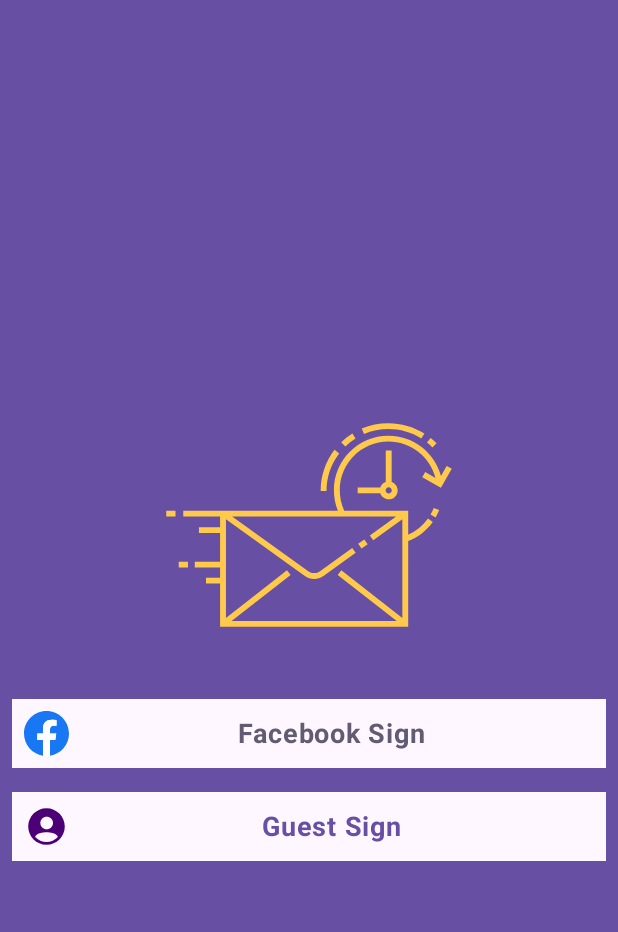
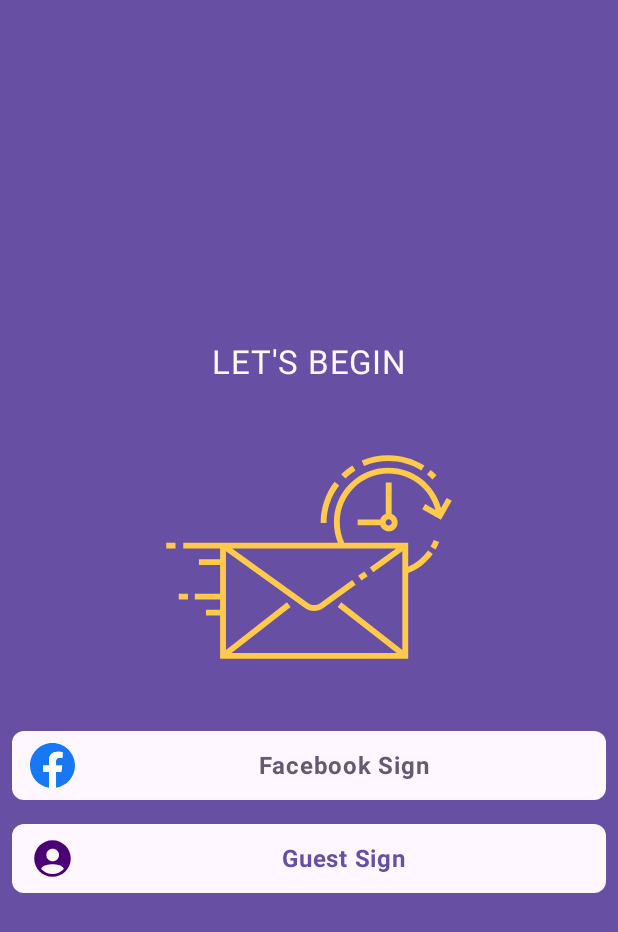
Before and after one commit to murat-dayan/FastWord, an Android app built with Jetpack Compose: the screen it shows after launch (MainActivity), after a tap on "Facebook Sign", on a phone screen of 412 x 824 dp. Shown: the top 932 px of the screen. Run offline under Robolectric (Android 15) with nearby library versions, the phone set to English and light mode, and no system bars; our stand-ins replace Dagger/Hilt's generated code.

Commit message:
SignInScreen styled and hilt application class created and navigate tested

```diff
--- a/app/src/main/AndroidManifest.xml
+++ b/app/src/main/AndroidManifest.xml
@@ -3,6 +3,7 @@
     xmlns:tools="http://schemas.android.com/tools">
 
     <application
+        android:name=".FastWordHiltApplication"
         android:allowBackup="true"
         android:dataExtractionRules="@xml/data_extraction_rules"
         android:fullBackupContent="@xml/backup_rules"
--- /dev/null
+++ b/app/src/main/java/com/muratdayan/fastword/FastWordHiltApplication.kt
@@ -0,0 +1,8 @@
+package com.muratdayan.fastword
+
+import android.app.Application
+import dagger.hilt.android.HiltAndroidApp
+
+@HiltAndroidApp
+class FastWordHiltApplication : Application(){
+}
--- a/app/src/main/java/com/muratdayan/fastword/MainActivity.kt
+++ b/app/src/main/java/com/muratdayan/fastword/MainActivity.kt
@@ -13,9 +13,13 @@ import androidx.compose.ui.Modifier
 import androidx.compose.ui.tooling.preview.Preview
 import androidx.navigation.compose.rememberNavController
 import com.muratdayan.auth.navigation.authNavGraph
+import com.muratdayan.game.navigation.gameNavGraph
 import com.muratdayan.navigation.NavigationGraph
+import com.muratdayan.navigation.Screen
 import com.muratdayan.ui.theme.FastWordTheme
+import dagger.hilt.android.AndroidEntryPoint
 
+@AndroidEntryPoint
 class MainActivity : ComponentActivity() {
     override fun onCreate(savedInstanceState: Bundle?) {
         super.onCreate(savedInstanceState)
@@ -28,7 +32,15 @@ class MainActivity : ComponentActivity() {
                         navHostController = navController,
                         modifier = Modifier.padding(innerPadding),
                         authNavGraph = {
-                            authNavGraph(it)
+                            authNavGraph(
+                                modifier = it,
+                                navigateToGame = {
+                                    navController.navigate(Screen.MainScreenRoute.route)
+                                }
+                            )
+                        },
+                        gameNavGraph = {
+                            gameNavGraph(modifier = it)
                         }
                     )
                 }
--- a/core/common/build.gradle.kts
+++ b/core/common/build.gradle.kts
@@ -1,6 +1,7 @@
 plugins {
     alias(libs.plugins.android.library)
     alias(libs.plugins.kotlin.android)
+    alias(libs.plugins.kotlin.compose)
 }
 
 android {
@@ -30,6 +31,9 @@ android {
     kotlinOptions {
         jvmTarget = "11"
     }
+    buildFeatures {
+        compose = true
+    }
 }
 
 dependencies {
--- /dev/null
+++ b/core/common/src/main/java/com/muratdayan/common/collectWithLifecycle.kt
@@ -0,0 +1,22 @@
+package com.muratdayan.foodrecipecomposemvi.common
+
+import androidx.compose.runtime.Composable
+import androidx.compose.runtime.LaunchedEffect
+import androidx.lifecycle.Lifecycle
+import androidx.lifecycle.compose.LocalLifecycleOwner
+import androidx.lifecycle.repeatOnLifecycle
+import kotlinx.coroutines.flow.Flow
+
+@Composable
+fun <T> Flow<T>.collectWithLifecycle(
+    collect: suspend (T) -> Unit
+) {
+    val lifecycleOwner = LocalLifecycleOwner.current
+    LaunchedEffect(this, lifecycleOwner) {
+        lifecycleOwner.lifecycle.repeatOnLifecycle(Lifecycle.State.STARTED) {
+            this@collectWithLifecycle.collect { effect ->
+                collect(effect)
+            }
+        }
+    }
+}
--- a/core/navigation/build.gradle.kts
+++ b/core/navigation/build.gradle.kts
@@ -55,5 +55,6 @@ dependencies {
     debugImplementation(libs.androidx.ui.test.manifest)
 
     implementation (libs.androidx.hilt.navigation.compose)
+    implementation(libs.navigation.compose)
 
 }
--- a/core/navigation/src/main/java/com/muratdayan/navigation/NavigationGraph.kt
+++ b/core/navigation/src/main/java/com/muratdayan/navigation/NavigationGraph.kt
@@ -11,7 +11,8 @@ import androidx.navigation.compose.navigation
 fun NavigationGraph(
     modifier: Modifier = Modifier,
     navHostController: NavHostController,
-    authNavGraph: (NavGraphBuilder.(modifier: Modifier)->Unit)?
+    authNavGraph: (NavGraphBuilder.(modifier: Modifier)->Unit)?,
+    gameNavGraph: (NavGraphBuilder.(modifier: Modifier)->Unit)?
 ){
 
     NavHost(
@@ -19,6 +20,7 @@ fun NavigationGraph(
         startDestination = Screen.SignInScreenRoute.route
     ) {
         authNavGraph?.invoke(this, modifier)
+        gameNavGraph?.invoke(this, modifier)
     }
 
 }
--- a/core/navigation/src/main/java/com/muratdayan/navigation/Screen.kt
+++ b/core/navigation/src/main/java/com/muratdayan/navigation/Screen.kt
@@ -3,5 +3,6 @@ package com.muratdayan.navigation
 sealed class Screen(val route:String) {
 
     data object SignInScreenRoute: Screen("sign_in_screen")
+    data object MainScreenRoute: Screen("main_screen")
 
 }
--- a/feature/auth/build.gradle.kts
+++ b/feature/auth/build.gradle.kts
@@ -41,6 +41,7 @@ android {
 dependencies {
     implementation(project(":core:ui"))
     implementation(project(":core:navigation"))
+    implementation(project(":core:common"))
 
     implementation(libs.androidx.core.ktx)
     implementation(libs.androidx.lifecycle.runtime.ktx)
@@ -61,4 +62,7 @@ dependencies {
     implementation(libs.hilt.android)
     ksp(libs.hilt.compiler)
     implementation (libs.androidx.hilt.navigation.compose)
+
+    implementation(libs.lifecycle.runtime.compose)
+    implementation(libs.navigation.compose)
 }
--- a/feature/auth/src/main/java/com/muratdayan/auth/navigation/AuthNavigationGraph.kt
+++ b/feature/auth/src/main/java/com/muratdayan/auth/navigation/AuthNavigationGraph.kt
@@ -1,21 +1,27 @@
 package com.muratdayan.auth.navigation
 
 import androidx.compose.ui.Modifier
+import androidx.hilt.navigation.compose.hiltViewModel
 import androidx.navigation.NavGraphBuilder
 import androidx.navigation.NavHostController
 import androidx.navigation.compose.composable
 import com.muratdayan.auth.presentation.signin.SignInScreenRoot
+import com.muratdayan.auth.presentation.signin.SignInViewModel
 import com.muratdayan.navigation.Screen
 
 
 fun NavGraphBuilder.authNavGraph(
     modifier: Modifier = Modifier,
+    navigateToGame: ()->Unit
 ) {
     composable(
         route = Screen.SignInScreenRoute.route
     ) {
+        val signInViewModel = hiltViewModel<SignInViewModel>()
         SignInScreenRoot(
             modifier = modifier,
+            signInViewModel = signInViewModel,
+            navigateToGame = navigateToGame
         )
 
     }
--- a/feature/auth/src/main/java/com/muratdayan/auth/presentation/components/AuthButtonComp.kt
+++ b/feature/auth/src/main/java/com/muratdayan/auth/presentation/components/AuthButtonComp.kt
@@ -4,12 +4,15 @@ import androidx.annotation.DrawableRes
 import androidx.compose.foundation.background
 import androidx.compose.foundation.clickable
 import androidx.compose.foundation.layout.Arrangement
+import androidx.compose.foundation.layout.Box
 import androidx.compose.foundation.layout.Row
 import androidx.compose.foundation.layout.Spacer
 import androidx.compose.foundation.layout.fillMaxWidth
 import androidx.compose.foundation.layout.height
 import androidx.compose.foundation.layout.padding
 import androidx.compose.foundation.layout.size
+import androidx.compose.foundation.layout.width
+import androidx.compose.material3.Button
 import androidx.compose.material3.Icon
 import androidx.compose.material3.MaterialTheme
 import androidx.compose.material3.Text
@@ -34,40 +37,46 @@ fun AuthButtonComp(
     onClick: () -> Unit = {},
     modifier: Modifier = Modifier,
     @DrawableRes icon: Int,
-    textColor: Color = MaterialTheme.colorScheme.primary
+    textColor: Color = MaterialTheme.colorScheme.primary,
+    containerColor: Color = MaterialTheme.colorScheme.background
 ) {
-    Row (
+    Box(
         modifier = modifier
             .fillMaxWidth()
+            .clip(MaterialTheme.shapes.medium)
             .background(MaterialTheme.colorScheme.background)
-            .clip(MaterialTheme.shapes.large)
-            .padding(Dimensions.paddingSmall)
             .clickable { onClick() }
-            ,
-
-        horizontalArrangement = Arrangement.Center,
-        verticalAlignment = Alignment.CenterVertically
-    ){
+            .padding(Dimensions.paddingSmall),
+        contentAlignment = Alignment.Center
+    ) {
+        Row(
+            verticalAlignment = Alignment.CenterVertically,
+            horizontalArrangement = Arrangement.Center
+        ) {
             Icon(
                 painter = painterResource(icon),
                 contentDescription = null,
-            modifier = Modifier.size(30.dp),
-            tint = Color.Unspecified
+                modifier = Modifier
+                    .size(30.dp)
+                    .weight(0.1f)
+                ,
+                tint = Color.Unspecified,
             )
-
-        FastWordTextComp(
+            Spacer(modifier = Modifier.width(8.dp))
+            Text(
                 text = text,
+                modifier = Modifier
+                    .weight(0.9f),
                 color = textColor,
                 fontWeight = FontWeight.Bold,
-            modifier = Modifier.weight(1f),
                 textAlign = TextAlign.Center,
-            style = MaterialTheme.typography.bodyLarge,
-            fontSize = Dimensions.textSizeLarge
+                style = MaterialTheme.typography.bodyLarge
             )
         }
     }
+}
 
-@Preview(showBackground = true)
+@Preview
 @Composable
 fun AuthButtonCompPreview() {
     FastWordTheme {
--- a/feature/auth/src/main/java/com/muratdayan/auth/presentation/signin/SignInContract.kt
+++ b/feature/auth/src/main/java/com/muratdayan/auth/presentation/signin/SignInContract.kt
@@ -1,4 +1,17 @@
 package com.muratdayan.auth.presentation.signin
 
 object SignInContract {
+
+    data class UiState(
+        val isLoading: Boolean = false,
+    )
+
+    sealed interface UiAction{
+        data object FacebookSignIn: UiAction
+        data object GuestSignIn: UiAction
+    }
+
+    sealed class UiEffect(){
+        data object NavigateToMainScreen: UiEffect()
+    }
 }
--- a/feature/auth/src/main/java/com/muratdayan/auth/presentation/signin/SignInScreen.kt
+++ b/feature/auth/src/main/java/com/muratdayan/auth/presentation/signin/SignInScreen.kt
@@ -7,30 +7,65 @@ import androidx.compose.foundation.layout.Column
 import androidx.compose.foundation.layout.fillMaxSize
 import androidx.compose.foundation.layout.padding
 import androidx.compose.foundation.layout.size
+import androidx.compose.material3.Button
 import androidx.compose.material3.MaterialTheme
+import androidx.compose.material3.Text
 import androidx.compose.runtime.Composable
 import androidx.compose.ui.Alignment
 import androidx.compose.ui.Modifier
+import androidx.compose.ui.platform.LocalContext
 import androidx.compose.ui.res.painterResource
 import androidx.compose.ui.res.stringResource
 import androidx.compose.ui.tooling.preview.Preview
 import androidx.compose.ui.unit.dp
+import androidx.lifecycle.compose.collectAsStateWithLifecycle
 import com.muratdayan.auth.R
 import com.muratdayan.auth.presentation.components.AuthButtonComp
 import com.muratdayan.core_ui.ui.theme.Dimensions
+import com.muratdayan.foodrecipecomposemvi.common.collectWithLifecycle
+import com.muratdayan.ui.components.FastWordTextComp
 import com.muratdayan.ui.theme.FastWordTheme
+import kotlinx.coroutines.flow.Flow
+import kotlinx.coroutines.flow.emptyFlow
+import kotlinx.coroutines.flow.flowOf
 
 @Composable
 internal fun SignInScreenRoot(
-    modifier: Modifier = Modifier
+    modifier: Modifier = Modifier,
+    signInViewModel: SignInViewModel,
+    navigateToGame: () -> Unit
 ){
-    SignInScreen(modifier = modifier)
+    val uiState = signInViewModel.uiState.collectAsStateWithLifecycle()
+    val uiEffect = signInViewModel.uiEffect
+    SignInScreen(
+        modifier = modifier,
+        uiState = uiState.value,
+        uiEffect = uiEffect,
+        navigateToGame= navigateToGame,
+        onUiAction = signInViewModel::onAction
+    )
 }
 
 @Composable
 private fun SignInScreen(
-    modifier: Modifier = Modifier
+    modifier: Modifier = Modifier,
+    uiState: SignInContract.UiState,
+    uiEffect: Flow<SignInContract.UiEffect>,
+    onUiAction: (SignInContract.UiAction) ->Unit,
+    navigateToGame: ()->Unit
 ){
+
+    val context = LocalContext.current
+
+    uiEffect.collectWithLifecycle { effect->
+        when(effect){
+            SignInContract.UiEffect.NavigateToMainScreen -> {
+                navigateToGame()
+            }
+        }
+    }
+
+
 
     Column (
         modifier = modifier
@@ -41,6 +76,12 @@ private fun SignInScreen(
         verticalArrangement = Arrangement.spacedBy(Dimensions.spacingLarge, Alignment.CenterVertically),
         horizontalAlignment = Alignment.CenterHorizontally
     ){
+        FastWordTextComp(
+            text = stringResource(R.string.sign_in_title),
+            color = MaterialTheme.colorScheme.background,
+            style = MaterialTheme.typography.bodyLarge,
+            fontSize = Dimensions.textSizeXLarge
+        )
         Image(
             painter = painterResource(com.muratdayan.ui.R.drawable.fastwordlogo),
             contentDescription = null,
@@ -51,14 +92,21 @@ private fun SignInScreen(
         AuthButtonComp(
             text = stringResource(R.string.facebook_sign),
             icon = R.drawable.ic_facebook,
-            textColor = MaterialTheme.colorScheme.secondary
+            textColor = MaterialTheme.colorScheme.secondary,
+            onClick = {
+                onUiAction(SignInContract.UiAction.FacebookSignIn)
+            }
         )
 
         AuthButtonComp(
             text = stringResource(R.string.guest_sign),
             icon = R.drawable.ic_guest,
-            textColor = MaterialTheme.colorScheme.primary
+            textColor = MaterialTheme.colorScheme.primary,
+            onClick = {
+                onUiAction(SignInContract.UiAction.GuestSignIn)
+            }
         )
+
     }
 
 
@@ -68,6 +116,11 @@ private fun SignInScreen(
 @Preview(showBackground = true)
 fun SignInScreenPreview(){
     FastWordTheme {
-        SignInScreen()
+        SignInScreen(
+            uiState = SignInContract.UiState(),
+            uiEffect = emptyFlow(),
+            onUiAction = {},
+            navigateToGame = {}
+        )
     }
 }
--- a/feature/auth/src/main/java/com/muratdayan/auth/presentation/signin/SignInViewModel.kt
+++ b/feature/auth/src/main/java/com/muratdayan/auth/presentation/signin/SignInViewModel.kt
@@ -1,13 +1,49 @@
 package com.muratdayan.auth.presentation.signin
 
 import androidx.lifecycle.ViewModel
+import androidx.lifecycle.viewModelScope
 import dagger.hilt.android.lifecycle.HiltViewModel
+import kotlinx.coroutines.channels.Channel
+import kotlinx.coroutines.flow.Flow
+import kotlinx.coroutines.flow.MutableStateFlow
+import kotlinx.coroutines.flow.StateFlow
+import kotlinx.coroutines.flow.asStateFlow
+import kotlinx.coroutines.flow.receiveAsFlow
+import kotlinx.coroutines.flow.update
+import kotlinx.coroutines.launch
 import javax.inject.Inject
 
 @HiltViewModel
 class SignInViewModel @Inject constructor(): ViewModel() {
 
 
+    private val _uiState = MutableStateFlow(SignInContract.UiState())
+    val uiState: StateFlow<SignInContract.UiState> = _uiState.asStateFlow()
 
+    private val _uiEffect by lazy { Channel<SignInContract.UiEffect>() }
+    val uiEffect: Flow<SignInContract.UiEffect> by  lazy { _uiEffect.receiveAsFlow() }
+
+    fun onAction(action: SignInContract.UiAction){
+        when(action){
+            SignInContract.UiAction.FacebookSignIn -> {}
+            SignInContract.UiAction.GuestSignIn -> {
+                navigateToGame()
+            }
+        }
+    }
+
+    private fun navigateToGame(){
+        viewModelScope.launch {
+            emitUiEffect(SignInContract.UiEffect.NavigateToMainScreen)
+        }
+    }
+
+    private fun updateUiState(block: SignInContract.UiState.() -> SignInContract.UiState){
+        _uiState.update(block)
+    }
+
+    private suspend fun emitUiEffect(uiEffect: SignInContract.UiEffect){
+        _uiEffect.send(uiEffect)
+    }
 
 }
--- a/feature/auth/src/main/res/values/strings.xml
+++ b/feature/auth/src/main/res/values/strings.xml
@@ -2,4 +2,5 @@
 <resources>
     <string name="facebook_sign">Facebook Sign</string>
     <string name="guest_sign">Guest Sign</string>
+    <string name="sign_in_title">LET\'S BEGIN</string>
 </resources>
--- a/feature/game/build.gradle.kts
+++ b/feature/game/build.gradle.kts
@@ -41,6 +41,7 @@ android {
 dependencies {
 
     implementation(project(":core:ui"))
+    implementation(project(":core:navigation"))
 
     implementation(libs.androidx.core.ktx)
     implementation(libs.androidx.lifecycle.runtime.ktx)
--- /dev/null
+++ b/feature/game/src/main/java/com/muratdayan/game/navigation/GameNavGraph.kt
@@ -0,0 +1,20 @@
+package com.muratdayan.game.navigation
+
+import androidx.compose.ui.Modifier
+import androidx.navigation.NavGraphBuilder
+import androidx.navigation.compose.composable
+import com.muratdayan.game.presentation.main.MainScreenRoot
+import com.muratdayan.navigation.Screen
+
+fun NavGraphBuilder.gameNavGraph(
+    modifier: Modifier = Modifier,
+) {
+    composable(
+        route = Screen.MainScreenRoute.route
+    ) {
+        MainScreenRoot(
+            modifier = modifier,
+        )
+
+    }
+}
--- a/gradle/libs.versions.toml
+++ b/gradle/libs.versions.toml
@@ -14,6 +14,7 @@ kspVersion = "2.0.21-1.0.27"
 hiltVersion = "2.52"
 hiltNavigationCompose = "1.2.0"
 uiTextGoogleFonts = "1.7.5"
+navigation = "2.8.4"
 
 [libraries]
 androidx-core-ktx = { group = "androidx.core", name = "core-ktx", version.ref = "coreKtx" }
@@ -36,6 +37,8 @@ hilt-android = { group = "com.google.dagger", name = "hilt-android" , version.re
 hilt-compiler = { group = "com.google.dagger", name = "hilt-compiler" , version.ref = "hiltVersion"}
 androidx-hilt-navigation-compose = { module = "androidx.hilt:hilt-navigation-compose", version.ref = "hiltNavigationCompose" }
 androidx-ui-text-google-fonts = { group = "androidx.compose.ui", name = "ui-text-google-fonts", version.ref = "uiTextGoogleFonts" }
+navigation-compose = { group = "androidx.navigation", name = "navigation-compose", version.ref = "navigation" }
+lifecycle-runtime-compose = { group = "androidx.lifecycle", name = "lifecycle-runtime-compose", version.ref = "lifecycleRuntimeKtx" }
 
 [plugins]
 android-application = { id = "com.android.application", version.ref = "agp" }
```
Also changed, not shown: feature/game/src/main/java/com/muratdayan/game/presentation/main/MainScreen.kt (added, +48 -0 lines). Lines whose indentation alone changed are shown as unchanged.
